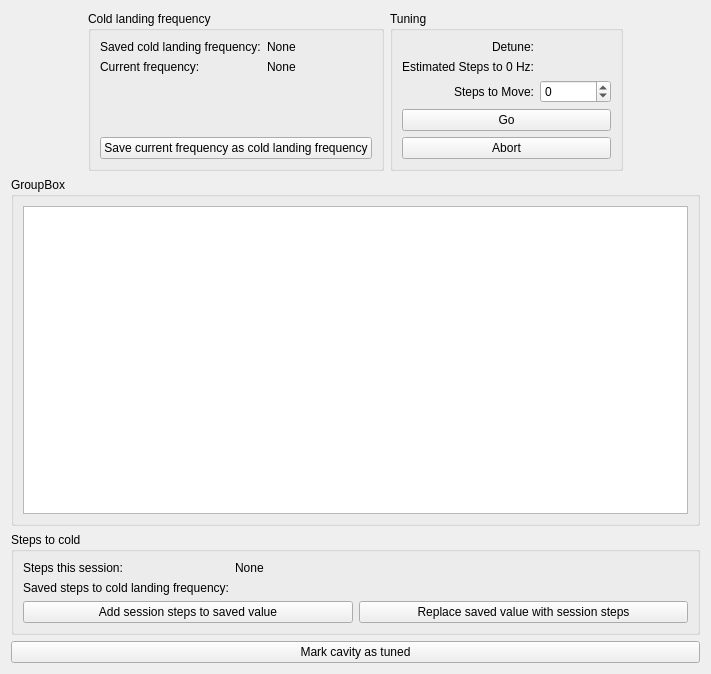
Above: cavity_commissioning/gui/tuning.ui from slaclab/rf_commissioning before the change. Below: the same form after it.
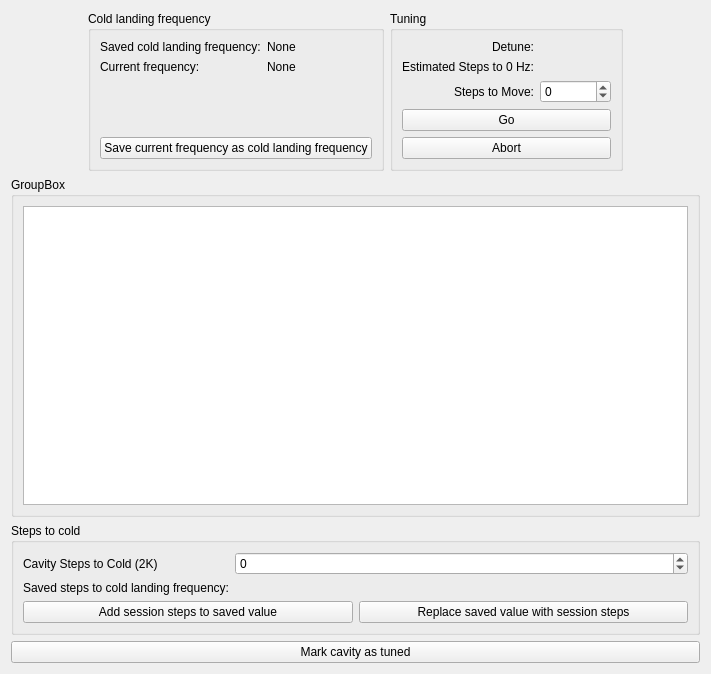
That is the form after the change. Custom widgets are drawn as their Qt base class.

Commit message: changing the way we handle step record keeping and adding a way to run all piezo pre rf checks

Patch:
```diff
--- a/cavity_commissioning/gui/tuning.ui
+++ b/cavity_commissioning/gui/tuning.ui
@@ -205,14 +205,7 @@
         <item row="0" column="0">
          <widget class="QLabel" name="label_6">
           <property name="text">
-           <string>Steps this session:</string>
-          </property>
-         </widget>
-        </item>
-        <item row="0" column="1">
-         <widget class="QLabel" name="label_session_steps">
-          <property name="text">
-           <string>None</string>
+           <string>Cavity Steps to Cold (2K)</string>
           </property>
          </widget>
         </item>
@@ -230,6 +223,19 @@
           </property>
          </widget>
         </item>
+        <item row="0" column="1">
+         <widget class="QSpinBox" name="spinbox_session_steps">
+          <property name="minimum">
+           <number>-1000000000</number>
+          </property>
+          <property name="maximum">
+           <number>1000000000</number>
+          </property>
+          <property name="singleStep">
+           <number>10000</number>
+          </property>
+         </widget>
+        </item>
        </layout>
       </item>
      </layout>
```
The commit also changes 7 other files.
